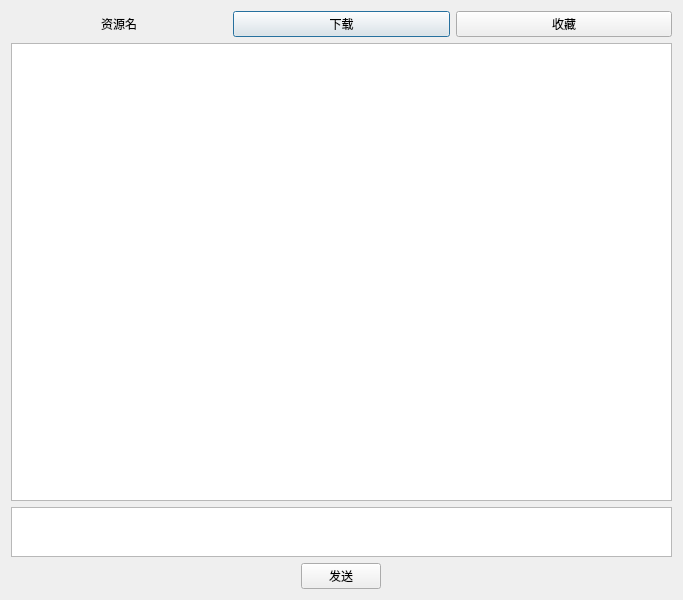
First picture: the form in client/resourcedetaildialog.ui, repository lingsiling/XiangYueAPP, before the edit.
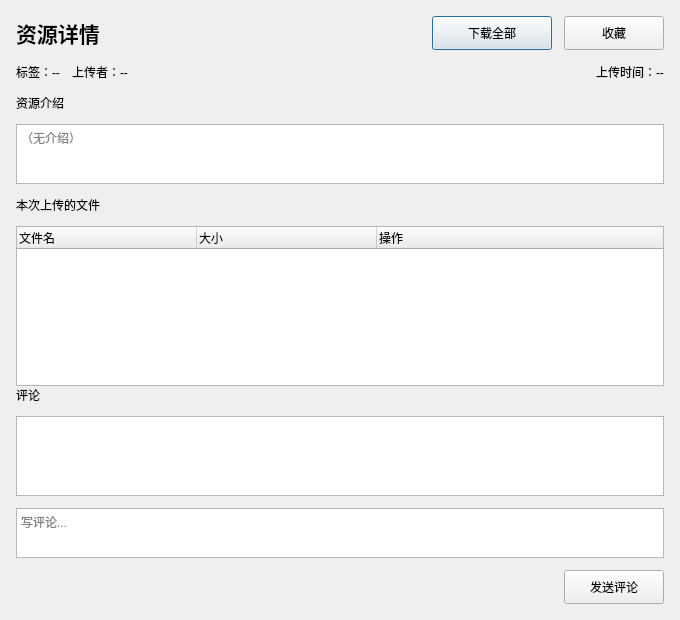
Second picture: the form after the edit.

Commit message: 完成按批次显示资源的功能

The edit to the form file:
```diff
--- a/client/resourcedetaildialog.ui
+++ b/client/resourcedetaildialog.ui
@@ -6,32 +6,86 @@
    <rect>
     <x>0</x>
     <y>0</y>
-    <width>683</width>
-    <height>600</height>
+    <width>680</width>
+    <height>620</height>
    </rect>
   </property>
+  <property name="minimumSize">
+   <size>
+    <width>560</width>
+    <height>450</height>
+   </size>
+  </property>
   <property name="windowTitle">
    <string>资源详情</string>
   </property>
-  <layout class="QVBoxLayout" name="verticalLayout">
+  <layout class="QVBoxLayout" name="verticalLayoutMain">
+   <property name="spacing">
+    <number>12</number>
+   </property>
+   <property name="leftMargin">
+    <number>16</number>
+   </property>
+   <property name="topMargin">
+    <number>16</number>
+   </property>
+   <property name="rightMargin">
+    <number>16</number>
+   </property>
+   <property name="bottomMargin">
+    <number>16</number>
+   </property>
+
+   <!-- ===== 标题行：批次名 + 下载按钮 ===== -->
    <item>
-    <layout class="QHBoxLayout" name="horizontalLayout">
-     <item alignment="Qt::AlignmentFlag::AlignHCenter">
-      <widget class="QLabel" name="labelResourceName">
+    <layout class="QHBoxLayout" name="horizontalLayoutHeader">
+     <item>
+      <widget class="QLabel" name="labelSessionTitle">
+       <property name="font">
+        <font>
+         <pointsize>16</pointsize>
+         <bold>true</bold>
+        </font>
+       </property>
        <property name="text">
-        <string>资源名</string>
+        <string>资源详情</string>
        </property>
       </widget>
      </item>
      <item>
-      <widget class="QPushButton" name="buttonDownload">
+      <spacer name="horizontalSpacerHeader">
+       <property name="orientation">
+        <enum>Qt::Orientation::Horizontal</enum>
+       </property>
+       <property name="sizeHint" stdset="0">
+        <size>
+         <width>40</width>
+         <height>20</height>
+        </size>
+       </property>
+      </spacer>
+     </item>
+     <item>
+      <widget class="QPushButton" name="buttonDownloadAll">
+       <property name="minimumSize">
+        <size>
+         <width>120</width>
+         <height>34</height>
+        </size>
+       </property>
        <property name="text">
-        <string>下载</string>
+        <string>下载全部</string>
        </property>
       </widget>
      </item>
      <item>
       <widget class="QPushButton" name="buttonFavorite">
+       <property name="minimumSize">
+        <size>
+         <width>100</width>
+         <height>34</height>
+        </size>
+       </property>
        <property name="text">
         <string>收藏</string>
        </property>
@@ -39,8 +93,144 @@
      </item>
     </layout>
    </item>
+
+   <!-- ===== 批次元信息 ===== -->
    <item>
-    <widget class="QListWidget" name="listWidgetComments"/>
+    <layout class="QHBoxLayout" name="horizontalLayoutMeta">
+     <item>
+      <widget class="QLabel" name="labelTags">
+       <property name="text">
+        <string>标签：--</string>
+       </property>
+      </widget>
+     </item>
+     <item>
+      <widget class="QLabel" name="labelUploader">
+       <property name="text">
+        <string>上传者：--</string>
+       </property>
+      </widget>
+     </item>
+     <item>
+      <spacer name="horizontalSpacerMeta">
+       <property name="orientation">
+        <enum>Qt::Orientation::Horizontal</enum>
+       </property>
+       <property name="sizeHint" stdset="0">
+        <size>
+         <width>40</width>
+         <height>20</height>
+        </size>
+       </property>
+      </spacer>
+     </item>
+     <item>
+      <widget class="QLabel" name="labelUploadTime">
+       <property name="text">
+        <string>上传时间：--</string>
+       </property>
+      </widget>
+     </item>
+    </layout>
+   </item>
+
+   <!-- ===== 资源介绍 ===== -->
+   <item>
+    <widget class="QLabel" name="labelDescTitle">
+     <property name="text">
+      <string>资源介绍</string>
+     </property>
+    </widget>
+   </item>
+   <item>
+    <widget class="QTextEdit" name="textEditDesc">
+     <property name="readOnly">
+      <bool>true</bool>
+     </property>
+     <property name="minimumSize">
+      <size>
+       <width>0</width>
+       <height>60</height>
+      </size>
+     </property>
+     <property name="maximumSize">
+      <size>
+       <width>16777215</width>
+       <height>60</height>
+      </size>
+     </property>
+     <property name="placeholderText">
+      <string>（无介绍）</string>
+     </property>
+    </widget>
+   </item>
+
+   <!-- ===== 文件列表（本次上传的全部文件） ===== -->
+   <item>
+    <widget class="QLabel" name="labelFilesTitle">
+     <property name="text">
+      <string>本次上传的文件</string>
+     </property>
+    </widget>
+   </item>
+   <item>
+    <widget class="QTreeWidget" name="treeWidgetFiles">
+     <property name="minimumSize">
+      <size>
+       <width>0</width>
+       <height>160</height>
+      </size>
+     </property>
+     <property name="alternatingRowColors">
+      <bool>true</bool>
+     </property>
+     <property name="rootIsDecorated">
+      <bool>false</bool>
+     </property>
+     <property name="columnCount">
+      <number>3</number>
+     </property>
+     <attribute name="headerDefaultSectionSize">
+      <number>180</number>
+     </attribute>
+     <attribute name="headerStretchLastSection">
+      <bool>true</bool>
+     </attribute>
+     <column>
+      <property name="text">
+       <string>文件名</string>
+      </property>
+     </column>
+     <column>
+      <property name="text">
+       <string>大小</string>
+      </property>
+     </column>
+     <column>
+      <property name="text">
+       <string>操作</string>
+      </property>
+     </column>
+    </widget>
+   </item>
+
+   <!-- ===== 评论区 ===== -->
+   <item>
+    <widget class="QLabel" name="labelCommentsTitle">
+     <property name="text">
+      <string>评论</string>
+     </property>
+    </widget>
+   </item>
+   <item>
+    <widget class="QListWidget" name="listWidgetComments">
+     <property name="minimumSize">
+      <size>
+       <width>0</width>
+       <height>80</height>
+      </size>
+     </property>
+    </widget>
    </item>
    <item>
     <widget class="QTextEdit" name="textEditComment">
@@ -56,15 +246,41 @@
        <height>50</height>
       </size>
      </property>
-    </widget>
-   </item>
-   <item alignment="Qt::AlignmentFlag::AlignHCenter">
-    <widget class="QPushButton" name="buttonComment">
-     <property name="text">
-      <string>发送</string>
+     <property name="placeholderText">
+      <string>写评论...</string>
      </property>
     </widget>
    </item>
+   <item>
+    <layout class="QHBoxLayout" name="horizontalLayoutBottom">
+     <item>
+      <spacer name="horizontalSpacerComment">
+       <property name="orientation">
+        <enum>Qt::Orientation::Horizontal</enum>
+       </property>
+       <property name="sizeHint" stdset="0">
+        <size>
+         <width>40</width>
+         <height>20</height>
+        </size>
+       </property>
+      </spacer>
+     </item>
+     <item>
+      <widget class="QPushButton" name="buttonComment">
+       <property name="minimumSize">
+        <size>
+         <width>100</width>
+         <height>34</height>
+        </size>
+       </property>
+       <property name="text">
+        <string>发送评论</string>
+       </property>
+      </widget>
+     </item>
+    </layout>
+   </item>
   </layout>
  </widget>
  <resources/>
```
The commit also changes 9 other files.
